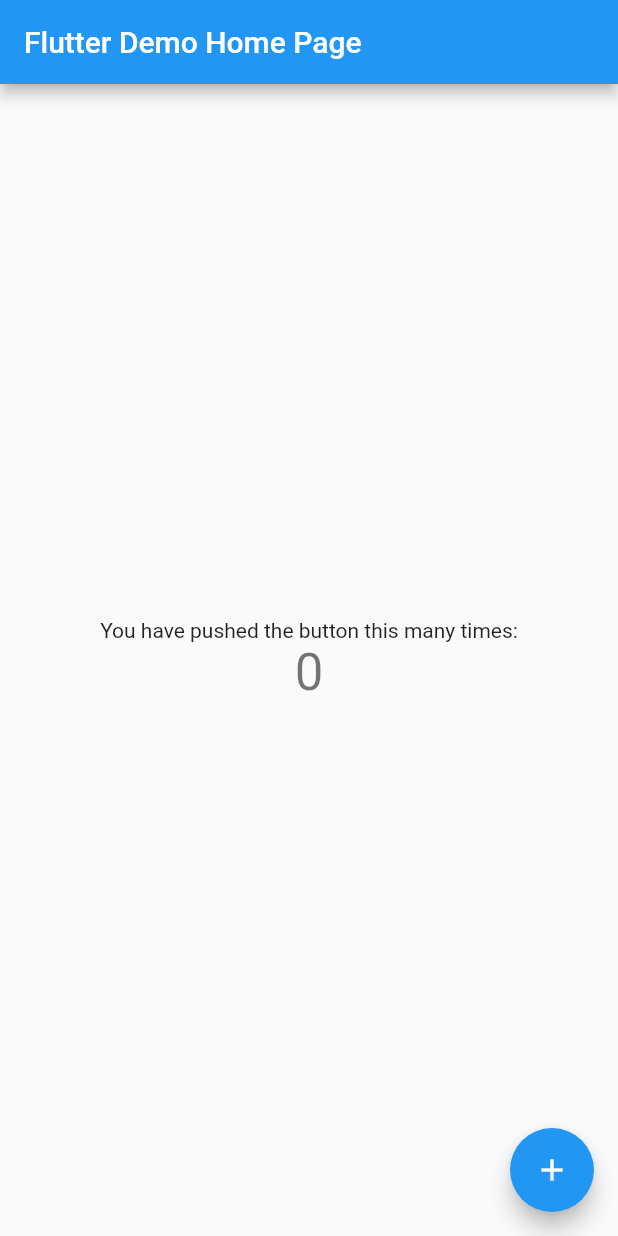
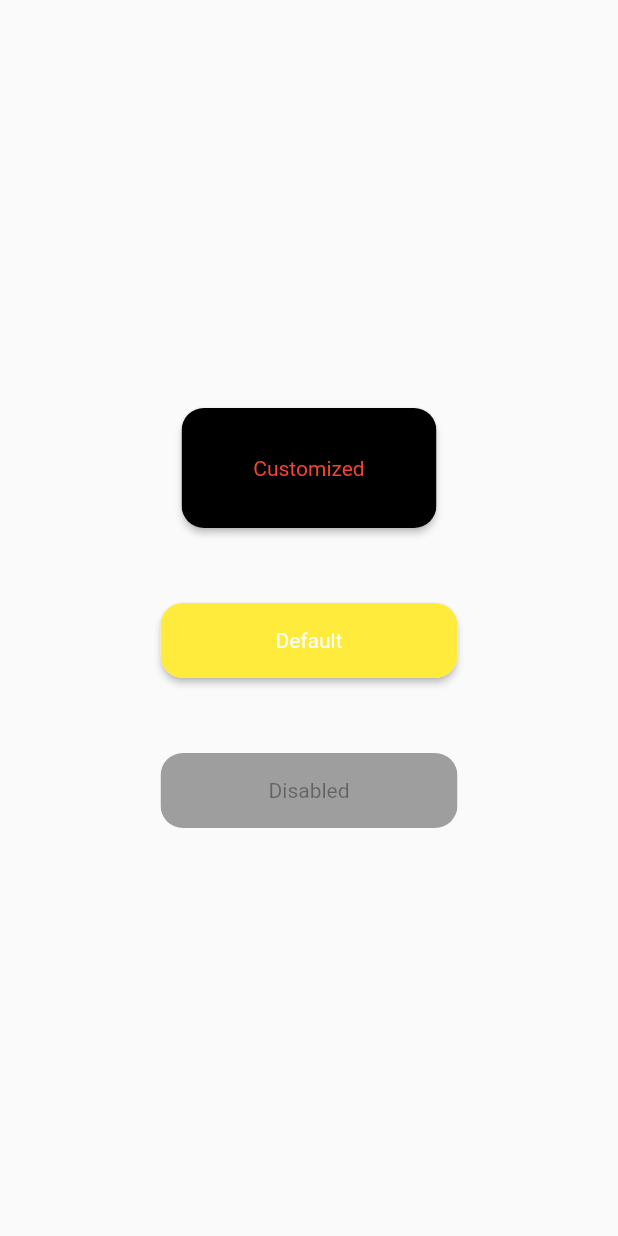
Before and after one commit to szebasztianalbert/animated-button, a Flutter app: the screen it shows after launch, on a phone screen of 412 x 824 dp. Run offline on Flutter 3.47's test engine with Material 2 defaults, Android fonts, the phone set to English and light mode, and no system bars.

Commit message:
# Animated button example

```diff
--- /dev/null
+++ b/lib/animated_button.dart
@@ -0,0 +1,159 @@
+import 'dart:async';
+import 'package:flutter/material.dart';
+
+class AnimatedButton extends StatefulWidget {
+  final Duration loadingAnimationDuration;
+  final Color enabledButtonBackgroundColor;
+  final Color disabledButtonBackgroundColor;
+  final Color loadingAnimationColor;
+  final Color circularProgressIndicatorColor;
+  final Color textColor;
+  final Color inactiveTextColor;
+  final double height;
+  final double? width;
+  final double circularProgressIndicatorStrokeWidth;
+  final double borderRadius;
+  final String buttonText;
+  final bool enabled;
+
+  const AnimatedButton({
+    super.key,
+    this.loadingAnimationDuration = const Duration(seconds: 3),
+    this.enabledButtonBackgroundColor = Colors.yellow,
+    this.disabledButtonBackgroundColor = Colors.grey,
+    this.loadingAnimationColor = Colors.green,
+    this.circularProgressIndicatorColor = Colors.yellow,
+    this.textColor = Colors.white,
+    this.inactiveTextColor = Colors.black38,
+    this.width,
+    this.height = 50,
+    this.circularProgressIndicatorStrokeWidth = 4,
+    this.borderRadius = 15,
+    this.buttonText = '',
+    this.enabled = true,
+  });
+
+  @override
+  State<AnimatedButton> createState() => _AnimatedButtonState();
+}
+
+class _AnimatedButtonState extends State<AnimatedButton> with TickerProviderStateMixin {
+  late AnimationController controller;
+  bool pressed = false;
+  late Timer loadingAnimationTimer;
+
+  @override
+  void initState() {
+    controller = AnimationController(
+      vsync: this,
+      duration: widget.loadingAnimationDuration,
+    )..addListener(() {
+        setState(() {});
+      });
+    super.initState();
+  }
+
+  @override
+  void dispose() {
+    controller.dispose();
+    super.dispose();
+  }
+
+  @override
+  Widget build(BuildContext context) {
+    return SizedBox(
+      width: double.infinity,
+      child: LayoutBuilder(builder: (BuildContext context, BoxConstraints constraints) {
+        return Row(
+          mainAxisAlignment: MainAxisAlignment.center,
+          children: [
+            SizedBox(
+              width: widget.height + constraints.maxWidth / 20,
+            ),
+            GestureDetector(
+              onTapDown: (_) {
+                if (widget.enabled) {
+                  controller.forward();
+                  loadingAnimationTimer = Timer(widget.loadingAnimationDuration, onLongPress);
+                }
+              },
+              onTapUp: (_) {
+                if (widget.enabled) {
+                  controller.reset();
+                  loadingAnimationTimer.cancel();
+                  onLongPressCancel();
+                }
+              },
+              onTapCancel: () {
+                if (widget.enabled) {
+                  controller.reset();
+                  loadingAnimationTimer.cancel();
+                  onLongPressCancel();
+                }
+              },
+              child: Material(
+                elevation: widget.enabled ? 2 : 0,
+                borderRadius: BorderRadius.circular(widget.borderRadius),
+                child: ClipRRect(
+                  borderRadius: BorderRadius.circular(widget.borderRadius),
+                  child: Stack(
+                    children: [
+                      SizedBox(
+                        width: widget.width ?? constraints.maxWidth / 2,
+                        height: widget.height,
+                        child: LinearProgressIndicator(
+                          value: controller.value,
+                          backgroundColor: widget.enabled
+                              ? widget.enabledButtonBackgroundColor
+                              : widget.disabledButtonBackgroundColor,
+                          valueColor: AlwaysStoppedAnimation(widget.loadingAnimationColor),
+                        ),
+                      ),
+                      Positioned.fill(
+                        child: Center(
+                          child: Text(
+                            widget.buttonText,
+                            style: TextStyle(
+                              color: widget.enabled ? widget.textColor : widget.inactiveTextColor,
+                            ),
+                          ),
+                        ),
+                      ),
+                    ],
+                  ),
+                ),
+              ),
+            ),
+            SizedBox(width: constraints.maxWidth / 20),
+            Visibility(
+                child: pressed
+                    ? SizedBox(
+                        width: widget.height,
+                        height: widget.height,
+                        child: CircularProgressIndicator(
+                          strokeWidth: widget.circularProgressIndicatorStrokeWidth,
+                          color: widget.circularProgressIndicatorColor,
+                        ),
+                      )
+                    : SizedBox(
+                        width: widget.height,
+                        height: widget.height,
+                      )),
+          ],
+        );
+      }),
+    );
+  }
+
+  void onLongPress() {
+    setState(() {
+      pressed = true;
+    });
+  }
+
+  void onLongPressCancel() {
+    setState(() {
+      pressed = false;
+    });
+  }
+}
--- a/lib/main.dart
+++ b/lib/main.dart
@@ -1,4 +1,6 @@
 import 'package:flutter/material.dart';
+
+import 'animated_button.dart';
 
 void main() {
   runApp(const MyApp());
@@ -7,39 +9,19 @@ void main() {
 class MyApp extends StatelessWidget {
   const MyApp({super.key});
 
-  // This widget is the root of your application.
   @override
   Widget build(BuildContext context) {
     return MaterialApp(
-      title: 'Flutter Demo',
       theme: ThemeData(
-        // This is the theme of your application.
-        //
-        // Try running your application with "flutter run". You'll see the
-        // application has a blue toolbar. Then, without quitting the app, try
-        // changing the primarySwatch below to Colors.green and then invoke
-        // "hot reload" (press "r" in the console where you ran "flutter run",
-        // or simply save your changes to "hot reload" in a Flutter IDE).
-        // Notice that the counter didn't reset back to zero; the application
-        // is not restarted.
         primarySwatch: Colors.blue,
       ),
-      home: const MyHomePage(title: 'Flutter Demo Home Page'),
+      home: const MyHomePage(title: 'Animated button'),
     );
   }
 }
 
 class MyHomePage extends StatefulWidget {
   const MyHomePage({super.key, required this.title});
-
-  // This widget is the home page of your application. It is stateful, meaning
-  // that it has a State object (defined below) that contains fields that affect
-  // how it looks.
-
-  // This class is the configuration for the state. It holds the values (in this
-  // case the title) provided by the parent (in this case the App widget) and
-  // used by the build method of the State. Fields in a Widget subclass are
-  // always marked "final".
 
   final String title;
 
@@ -48,68 +30,39 @@ class MyHomePage extends StatefulWidget {
 }
 
 class _MyHomePageState extends State<MyHomePage> {
-  int _counter = 0;
-
-  void _incrementCounter() {
-    setState(() {
-      // This call to setState tells the Flutter framework that something has
-      // changed in this State, which causes it to rerun the build method below
-      // so that the display can reflect the updated values. If we changed
-      // _counter without calling setState(), then the build method would not be
-      // called again, and so nothing would appear to happen.
-      _counter++;
-    });
-  }
-
   @override
   Widget build(BuildContext context) {
-    // This method is rerun every time setState is called, for instance as done
-    // by the _incrementCounter method above.
-    //
-    // The Flutter framework has been optimized to make rerunning build methods
-    // fast, so that you can just rebuild anything that needs updating rather
-    // than having to individually change instances of widgets.
     return Scaffold(
-      appBar: AppBar(
-        // Here we take the value from the MyHomePage object that was created by
-        // the App.build method, and use it to set our appbar title.
-        title: Text(widget.title),
+        body: Padding(
+      padding: const EdgeInsets.all(8.0),
+      child: Column(
+        mainAxisAlignment: MainAxisAlignment.center,
+        children: const [
+          AnimatedButton(
+            width: 170,
+            height: 80,
+            loadingAnimationDuration: Duration(seconds: 1),
+            enabledButtonBackgroundColor: Colors.black,
+            disabledButtonBackgroundColor: Colors.blue,
+            loadingAnimationColor: Colors.lightGreen,
+            textColor: Colors.red,
+            buttonText: 'Customized',
+          ),
+          SizedBox(
+            height: 50,
+          ),
+          AnimatedButton(
+            buttonText: 'Default',
+          ),
+          SizedBox(
+            height: 50,
+          ),
+          AnimatedButton(
+            enabled: false,
+            buttonText: 'Disabled',
+          ),
+        ],
       ),
-      body: Center(
-        // Center is a layout widget. It takes a single child and positions it
-        // in the middle of the parent.
-        child: Column(
-          // Column is also a layout widget. It takes a list of children and
-          // arranges them vertically. By default, it sizes itself to fit its
-          // children horizontally, and tries to be as tall as its parent.
-          //
-          // Invoke "debug painting" (press "p" in the console, choose the
-          // "Toggle Debug Paint" action from the Flutter Inspector in Android
-          // Studio, or the "Toggle Debug Paint" command in Visual Studio Code)
-          // to see the wireframe for each widget.
-          //
-          // Column has various properties to control how it sizes itself and
-          // how it positions its children. Here we use mainAxisAlignment to
-          // center the children vertically; the main axis here is the vertical
-          // axis because Columns are vertical (the cross axis would be
-          // horizontal).
-          mainAxisAlignment: MainAxisAlignment.center,
-          children: <Widget>[
-            const Text(
-              'You have pushed the button this many times:',
-            ),
-            Text(
-              '$_counter',
-              style: Theme.of(context).textTheme.headline4,
-            ),
-          ],
-        ),
-      ),
-      floatingActionButton: FloatingActionButton(
-        onPressed: _incrementCounter,
-        tooltip: 'Increment',
-        child: const Icon(Icons.add),
-      ), // This trailing comma makes auto-formatting nicer for build methods.
-    );
+    ));
   }
 }
```
Also changed, not shown: pubspec.yaml (+0 -67 lines).
